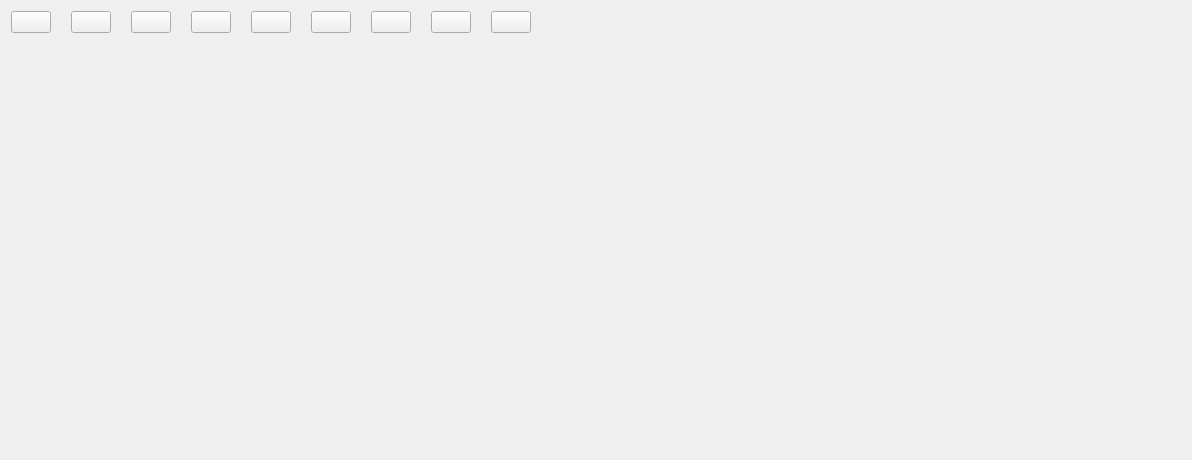
First picture: the form in hcsettings/ichcsettingsframe.ui, repository GaussCheng/2-5AxisPunch, before the edit.
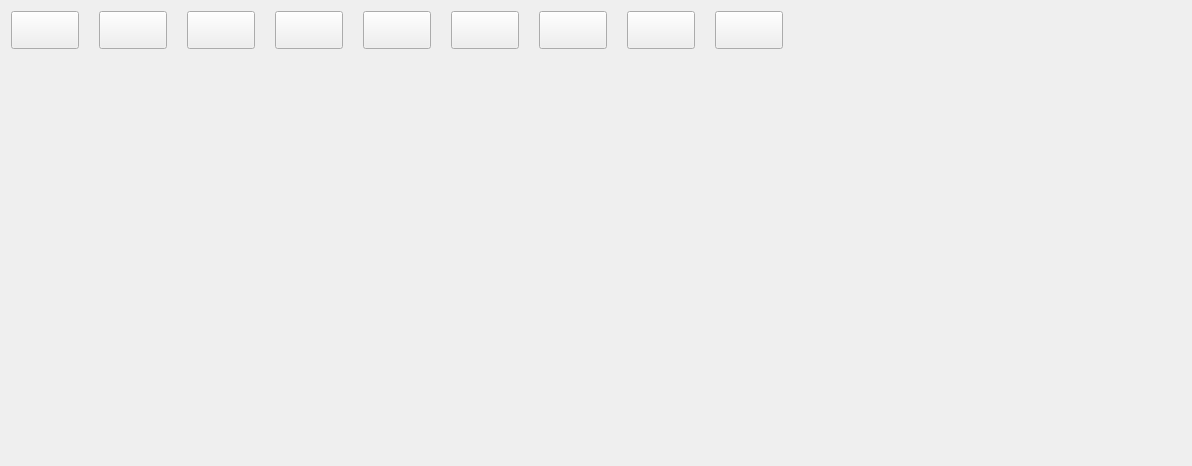
Second picture: the form after the edit.

```diff
--- a/hcsettings/ichcsettingsframe.ui
+++ b/hcsettings/ichcsettingsframe.ui
@@ -27,6 +27,10 @@
      </property>
      <item>
       <widget class="QPushButton" name="axisX1ToolButton">
+       <property name="styleSheet">
+        <string notr="true">width:60px ;
+height:30px;</string>
+       </property>
        <property name="text">
         <string/>
        </property>
@@ -40,6 +44,10 @@
      </item>
      <item>
       <widget class="QPushButton" name="axisY1ToolButton">
+       <property name="styleSheet">
+        <string notr="true">width:60px ;
+height:30px;</string>
+       </property>
        <property name="text">
         <string/>
        </property>
@@ -53,6 +61,10 @@
      </item>
      <item>
       <widget class="QPushButton" name="axisZToolButton">
+       <property name="styleSheet">
+        <string notr="true">width:60px ;
+height:30px;</string>
+       </property>
        <property name="text">
         <string/>
        </property>
@@ -66,6 +78,10 @@
      </item>
      <item>
       <widget class="QPushButton" name="axisX2ToolButton">
+       <property name="styleSheet">
+        <string notr="true">width:60px ;
+height:30px;</string>
+       </property>
        <property name="text">
         <string/>
        </property>
@@ -79,6 +95,10 @@
      </item>
      <item>
       <widget class="QPushButton" name="axisY2ToolButton">
+       <property name="styleSheet">
+        <string notr="true">width:60px ;
+height:30px;</string>
+       </property>
        <property name="text">
         <string/>
        </property>
@@ -92,6 +112,10 @@
      </item>
      <item>
       <widget class="QPushButton" name="axisAToolButton">
+       <property name="styleSheet">
+        <string notr="true">width:60px ;
+height:30px;</string>
+       </property>
        <property name="text">
         <string/>
        </property>
@@ -105,6 +129,10 @@
      </item>
      <item>
       <widget class="QPushButton" name="axisBToolButton">
+       <property name="styleSheet">
+        <string notr="true">width:60px ;
+height:30px;</string>
+       </property>
        <property name="text">
         <string/>
        </property>
@@ -115,6 +143,10 @@
      </item>
      <item>
       <widget class="QPushButton" name="axisCToolButton">
+       <property name="styleSheet">
+        <string notr="true">width:60px ;
+height:30px;</string>
+       </property>
        <property name="text">
         <string/>
        </property>
@@ -128,6 +160,10 @@
      </item>
      <item>
       <widget class="QPushButton" name="machineFigureButton">
+       <property name="styleSheet">
+        <string notr="true">width:60px ;
+height:30px;</string>
+       </property>
        <property name="text">
         <string/>
        </property>
```
